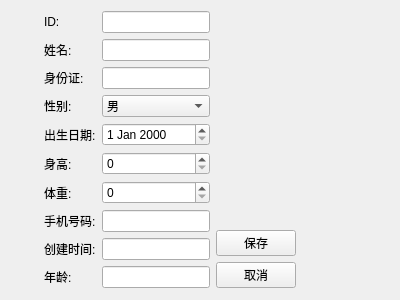
First picture: the form in Client/patienteditview.ui, repository NormalMaNong/QtDesign, before the edit.
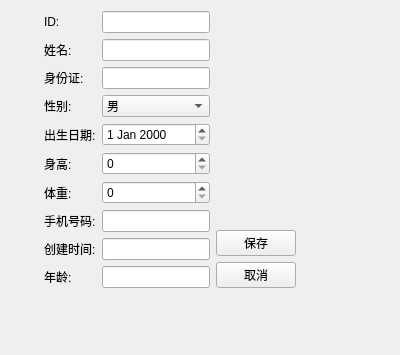
Second picture: the form after the edit.

Diff of the .ui file:
```diff
--- a/Client/patienteditview.ui
+++ b/Client/patienteditview.ui
@@ -7,7 +7,7 @@
     <x>0</x>
     <y>0</y>
     <width>400</width>
-    <height>300</height>
+    <height>355</height>
    </rect>
   </property>
   <property name="windowTitle">
@@ -198,7 +198,7 @@
     </layout>
    </item>
    <item>
-    <spacer name="verticalSpacer_4">
+    <spacer name="verticalSpacer_5">
      <property name="orientation">
       <enum>Qt::Orientation::Vertical</enum>
      </property>
```
Left out of the diff: 56 changed lines with no effect on the pictures.
